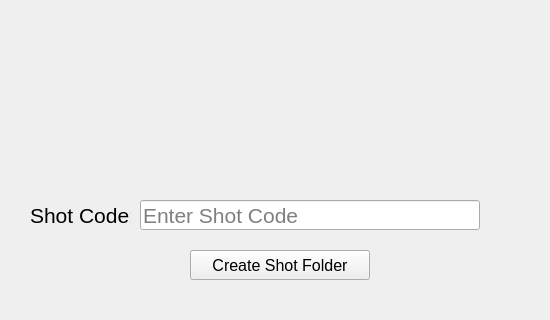
First picture: the form in __QtFiles__/Widgets/ShotBuilder_GUI_v001.ui, repository zackthomas1/NukeFileManager, before the edit; both pictures show x 0 to 550 and y 0 to 320 of the 550 by 800 pixel window.
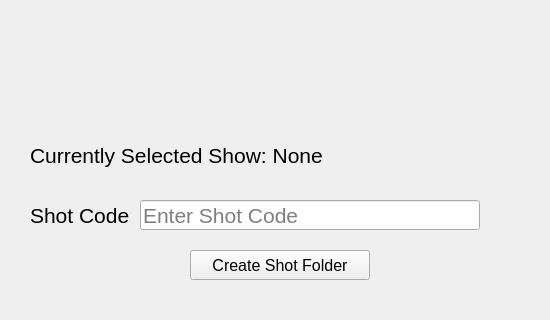
Second picture: the form after the edit.

Commit message:
Added Shot Builder and Show Builder Functionality
Enter show code into line edit in Show Builder to create new folder structure in root directory.  Enter shot code into line edit in Shot Builder to create new folder with template nuke script.

```diff
--- a/__QtFiles__/Widgets/ShotBuilder_GUI_v001.ui
+++ b/__QtFiles__/Widgets/ShotBuilder_GUI_v001.ui
@@ -67,6 +67,24 @@
     <string>Create Shot Folder</string>
    </property>
   </widget>
+  <widget class="QLabel" name="selectedShow_label">
+   <property name="geometry">
+    <rect>
+     <x>30</x>
+     <y>140</y>
+     <width>450</width>
+     <height>30</height>
+    </rect>
+   </property>
+   <property name="font">
+    <font>
+     <pointsize>16</pointsize>
+    </font>
+   </property>
+   <property name="text">
+    <string>Currently Selected Show: None</string>
+   </property>
+  </widget>
  </widget>
  <resources/>
  <connections/>
```
The commit also changes 12 other files.
